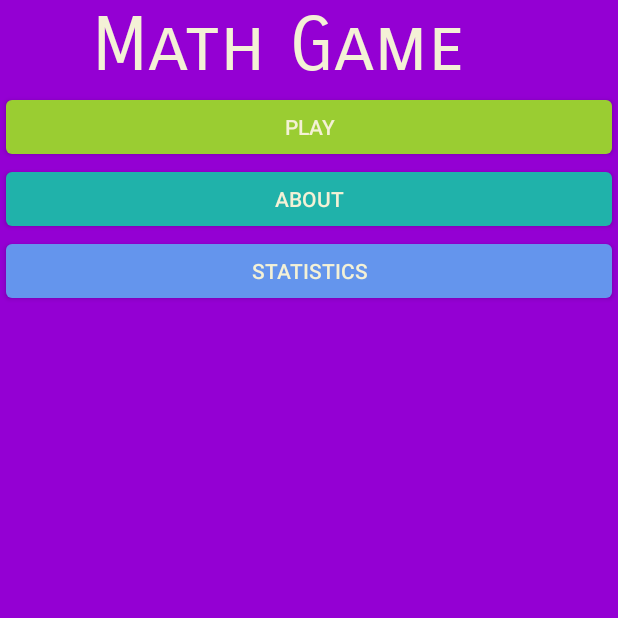
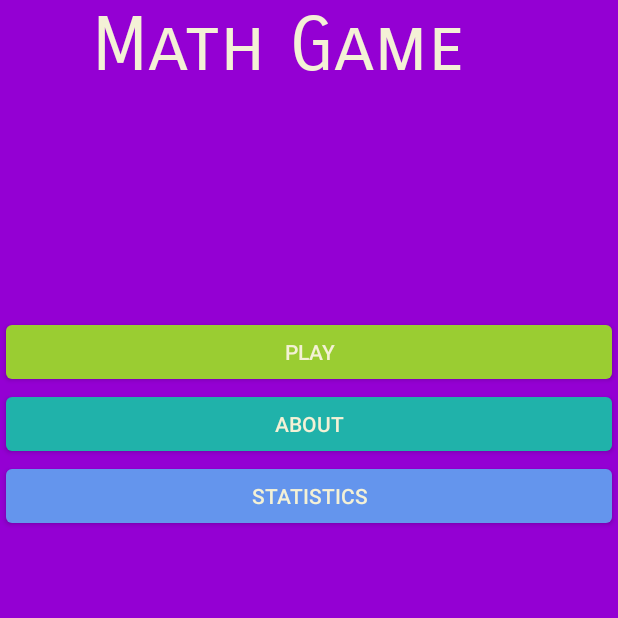
Before and after one commit to QueensEngSoc/video_game, an Android app: the screen it shows after launch (MainActivity), on a phone screen of 412 x 824 dp, the top half of it. Run offline under Robolectric (Android 15) with nearby library versions, the phone set to English and light mode, and no system bars.

Commit message:
Centred Menu Buttons

```diff
--- a/Mathgame/app/src/main/res/layout/main_menu.xml
+++ b/Mathgame/app/src/main/res/layout/main_menu.xml
@@ -17,6 +17,8 @@
             android:textSize="50dp"
             android:fontFamily="sans-serif-smallcaps"
             android:text="    Math Game"/>
+
+
     </LinearLayout>
     <LinearLayout
         android:layout_width="match_parent"
@@ -26,13 +28,15 @@
             android:layout_width="0dp"
             android:layout_height="wrap_content"
             android:layout_weight="1"
+            android:layout_marginTop="150dp"
             android:backgroundTint="#9ACD32"
             android:textColor="#f4f1d6"
             android:text="Play" />
     </LinearLayout>
     <LinearLayout
         android:layout_width="match_parent"
-        android:layout_height="wrap_content">
+        android:layout_height="wrap_content"
+        android:gravity ="bottom">
         <Button
             android:id="@+id/about"
             android:layout_width="0dp"
```
